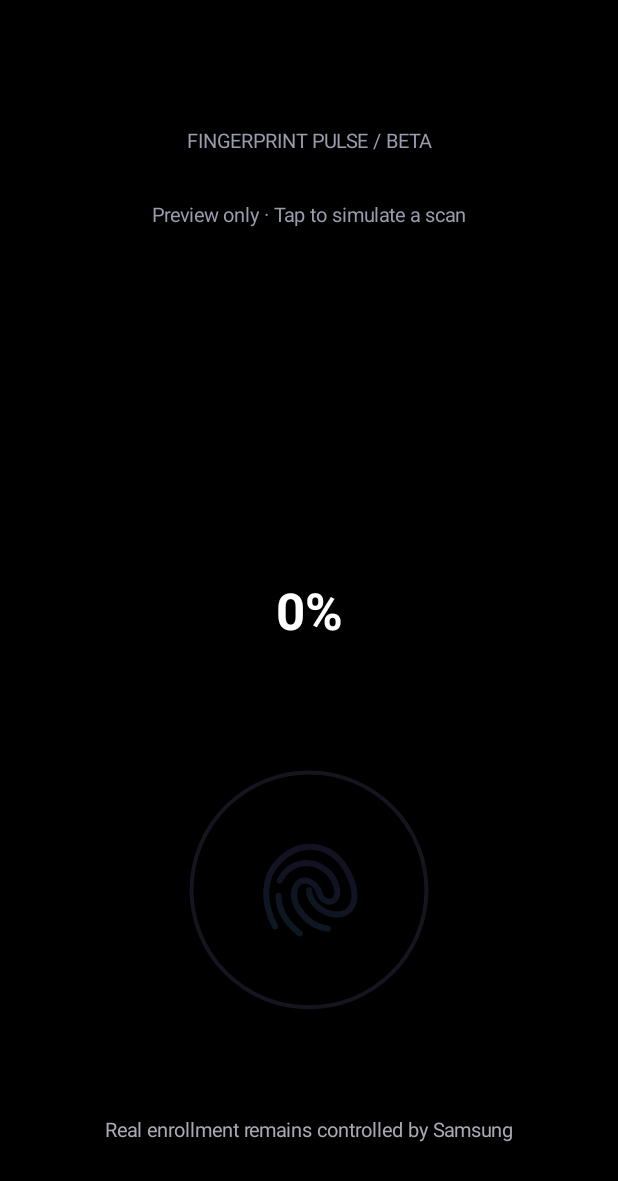
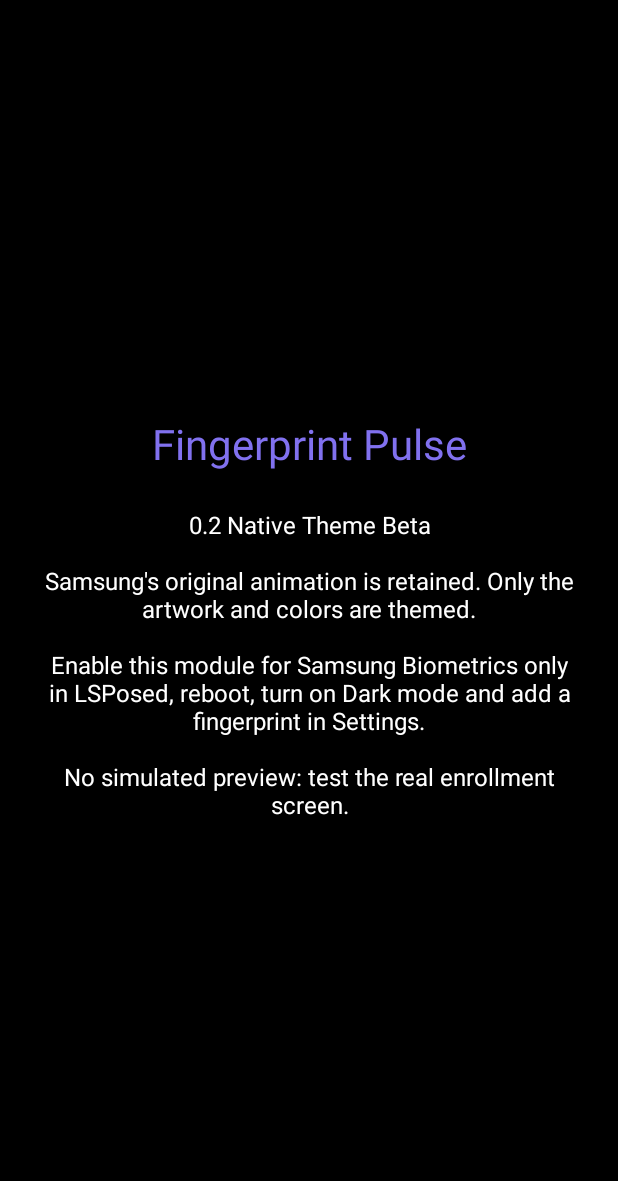
Before and after one commit to muneebranjha10/Fingerprint, an Android app: the screen it shows after launch (PreviewActivity), on a phone screen of 412 x 824 dp. Shown: the top 1181 px of the screen. Run offline under Robolectric (Android 15) with nearby library versions, the phone set to English and light mode, and no system bars.

Commit message:
Release 0.2 native theme beta; remove misleading simulated preview

```diff
--- a/app/build.gradle
+++ b/app/build.gradle
@@ -2,7 +2,7 @@ plugins { id 'com.android.application' }
 android {
  namespace 'dev.fppulse'
  compileSdk 35
- defaultConfig { applicationId 'dev.fppulse'; minSdk 28; targetSdk 35; versionCode 1; versionName '0.1-beta' }
+ defaultConfig { applicationId 'dev.fppulse'; minSdk 28; targetSdk 35; versionCode 2; versionName '0.2-native-beta' }
  compileOptions { sourceCompatibility JavaVersion.VERSION_17; targetCompatibility JavaVersion.VERSION_17 }
  buildTypes { release { minifyEnabled false } }
 }
--- a/app/src/main/java/dev/fppulse/PreviewActivity.java
+++ b/app/src/main/java/dev/fppulse/PreviewActivity.java
@@ -1,33 +1,20 @@
 package dev.fppulse;
 import android.app.Activity;
 import android.os.Bundle;
-import android.os.SystemClock;
-import android.graphics.*;
-import android.view.*;
+import android.graphics.Color;
+import android.view.Gravity;
+import android.widget.LinearLayout;
+import android.widget.TextView;
 
 public final class PreviewActivity extends Activity {
- @Override public void onCreate(Bundle b){super.onCreate(b);setContentView(new Demo());}
- private final class Demo extends View {
-  private final Paint p=new Paint(Paint.ANTI_ALIAS_FLAG);
-  private final PulseRenderer renderer=new PulseRenderer();
-  private long began=0;private int step=0;
-  Demo(){super(PreviewActivity.this);setClickable(true);setContentDescription("Animation preview only. Tap to simulate a scan.");}
-  @Override protected void onDraw(Canvas c){
-   c.drawColor(Color.BLACK);float w=getWidth(),h=getHeight();float d=getResources().getDisplayMetrics().density;
-   p.setColor(0xff999cae);p.setTextAlign(Paint.Align.CENTER);p.setTypeface(Typeface.DEFAULT);p.setTextSize(13*d);
-   c.drawText("FINGERPRINT PULSE / BETA",w/2,h*.12f,p);
-   c.drawText("Preview only · Tap to simulate a scan",w/2,h*.18f,p);
-   float t=began==0?2:(SystemClock.uptimeMillis()-began)/580f;
-   float q=t<.78f?PulseRenderer.clamp(t/.78f):1f;
-   float alpha=t<.78f?Math.min(1,t*7):PulseRenderer.clamp((1.4f-t)/.62f);
-   p.setColor(Color.WHITE);p.setTypeface(Typeface.create("sans-serif",Typeface.BOLD));p.setTextSize(34*d);
-   c.drawText(Math.min(step*10,100)+"%",w/2,h*.51f,p);
-   renderer.draw(c,w/2,h*.72f,w*.19f,q,alpha,t<.78f);
-   p.setTypeface(Typeface.DEFAULT);p.setTextSize(13*d);p.setColor(0xffa9a9b4);
-   c.drawText("Real enrollment remains controlled by Samsung",w/2,h*.92f,p);
-   if(t<1.4f)postInvalidateOnAnimation();
-  }
-  @Override public boolean performClick(){super.performClick();step=step==10?0:step+1;began=SystemClock.uptimeMillis();invalidate();return true;}
-  @Override public boolean onTouchEvent(MotionEvent e){if(e.getAction()==MotionEvent.ACTION_UP){performClick();return true;}return true;}
+ @Override public void onCreate(Bundle b){
+  super.onCreate(b);
+  LinearLayout layout=new LinearLayout(this);
+  layout.setOrientation(LinearLayout.VERTICAL);layout.setGravity(Gravity.CENTER);
+  layout.setBackgroundColor(Color.BLACK);int pad=(int)(24*getResources().getDisplayMetrics().density);
+  layout.setPadding(pad,pad,pad,pad);
+  TextView title=new TextView(this);title.setText("Fingerprint Pulse");title.setTextColor(0xff8171ef);title.setTextSize(28);title.setGravity(Gravity.CENTER);layout.addView(title);
+  TextView desc=new TextView(this);desc.setText("0.2 Native Theme Beta\n\nSamsung's original animation is retained. Only the artwork and colors are themed.\n\nEnable this module for Samsung Biometrics only in LSPosed, reboot, turn on Dark mode and add a fingerprint in Settings.\n\nNo simulated preview: test the real enrollment screen.");desc.setTextColor(Color.WHITE);desc.setTextSize(16);desc.setGravity(Gravity.CENTER);desc.setPadding(0,pad,0,0);layout.addView(desc);
+  setContentView(layout);
  }
 }
```
Also changed, not shown: 1 other file.
